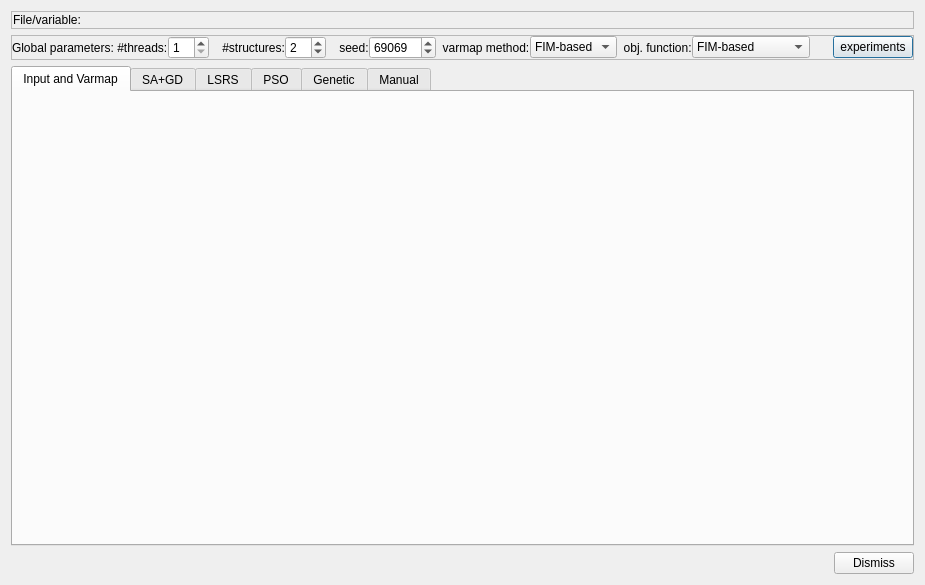
Above: dialogs/automaticvarfitdialog.ui from PauloCarvalhoRJ/gammaray before the change. Below: the same form after it.
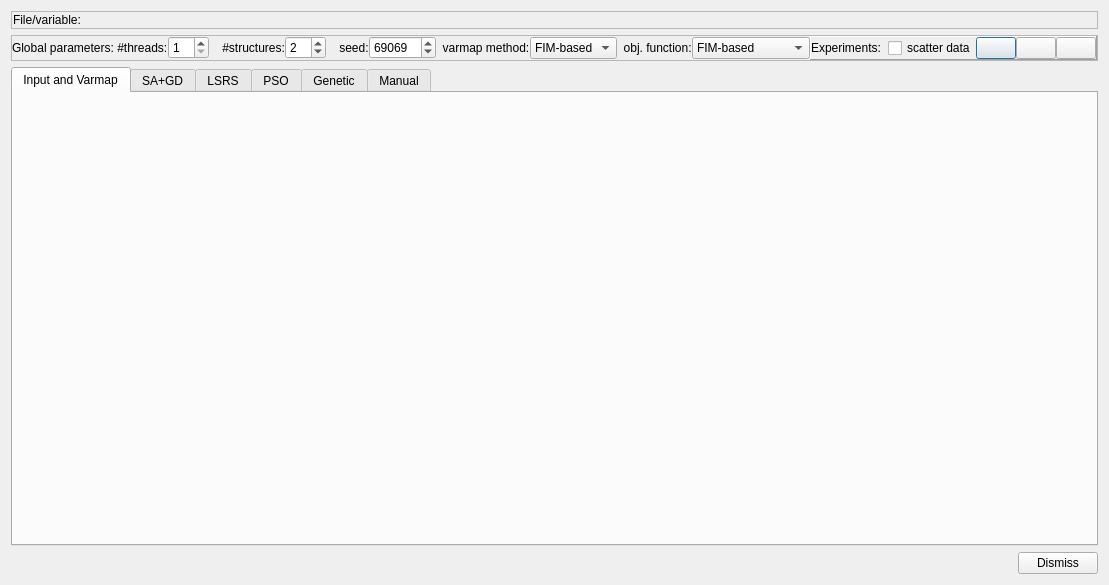
That is the form after the change. Icons and pictures are not drawn.

Commit message: Automatic Variogram Fitting: variogram paramaters fit during experiments can be saved as a data set for cluster analysis.

Patch:
```diff
--- a/dialogs/automaticvarfitdialog.ui
+++ b/dialogs/automaticvarfitdialog.ui
@@ -213,13 +213,95 @@
        </spacer>
       </item>
       <item>
-       <widget class="QPushButton" name="btnRunExperiments">
-        <property name="enabled">
-         <bool>true</bool>
+       <widget class="QFrame" name="frame_3">
+        <property name="frameShape">
+         <enum>QFrame::Panel</enum>
         </property>
-        <property name="text">
-         <string>experiments</string>
+        <property name="frameShadow">
+         <enum>QFrame::Raised</enum>
         </property>
+        <property name="lineWidth">
+         <number>1</number>
+        </property>
+        <layout class="QHBoxLayout" name="horizontalLayout_5">
+         <property name="spacing">
+          <number>0</number>
+         </property>
+         <property name="leftMargin">
+          <number>0</number>
+         </property>
+         <property name="topMargin">
+          <number>0</number>
+         </property>
+         <property name="rightMargin">
+          <number>0</number>
+         </property>
+         <property name="bottomMargin">
+          <number>0</number>
+         </property>
+         <item>
+          <widget class="QLabel" name="label_37">
+           <property name="text">
+            <string>Experiments:  </string>
+           </property>
+          </widget>
+         </item>
+         <item>
+          <widget class="QCheckBox" name="chkGenerateScatterData">
+           <property name="toolTip">
+            <string>Enable this to accumulate experiment data for cluster analysis.</string>
+           </property>
+           <property name="text">
+            <string>scatter data</string>
+           </property>
+          </widget>
+         </item>
+         <item>
+          <widget class="QPushButton" name="btnRunExperiments">
+           <property name="enabled">
+            <bool>true</bool>
+           </property>
+           <property name="toolTip">
+            <string>Run experiments.</string>
+           </property>
+           <property name="text">
+            <string/>
+           </property>
+           <property name="icon">
+            <iconset resource="../resources.qrc">
+             <normaloff>:/icons32/play32</normaloff>:/icons32/play32</iconset>
+           </property>
+          </widget>
+         </item>
+         <item>
+          <widget class="QPushButton" name="btnResetScatterData">
+           <property name="toolTip">
+            <string>Reset all accumulated scatter data.</string>
+           </property>
+           <property name="text">
+            <string/>
+           </property>
+           <property name="icon">
+            <iconset resource="../resources.qrc">
+             <normaloff>:/icons32/clean32</normaloff>:/icons32/clean32</iconset>
+           </property>
+          </widget>
+         </item>
+         <item>
+          <widget class="QPushButton" name="btnSaveScatterData">
+           <property name="toolTip">
+            <string>Save scatter data as a point set file.</string>
+           </property>
+           <property name="text">
+            <string/>
+           </property>
+           <property name="icon">
+            <iconset resource="../resources.qrc">
+             <normaloff>:/icons32/save32</normaloff>:/icons32/save32</iconset>
+           </property>
+          </widget>
+         </item>
+        </layout>
        </widget>
       </item>
      </layout>
```
Left out of the diff: 70 changed lines with no effect on the pictures. The commit also changes 2 other files.
